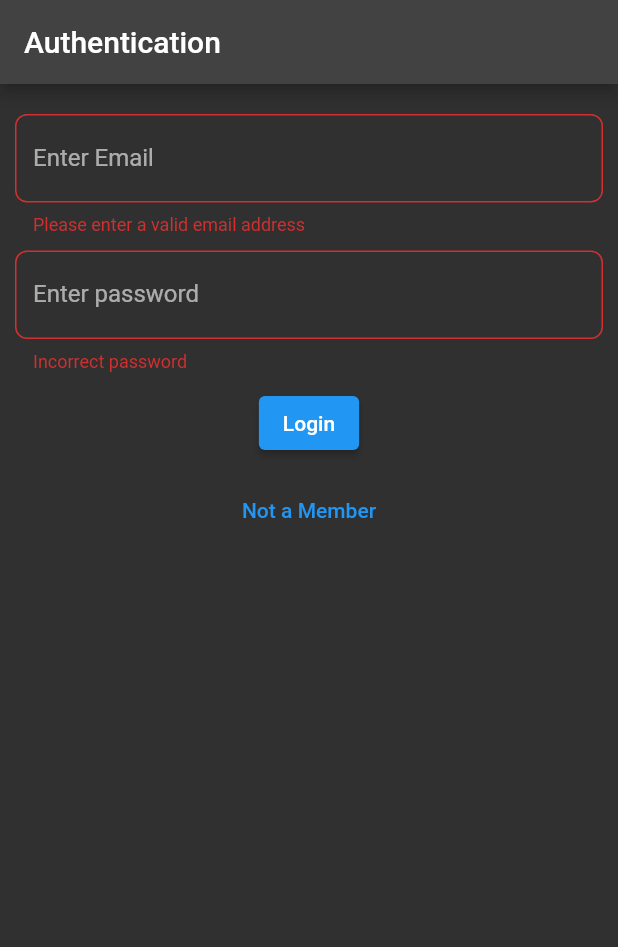
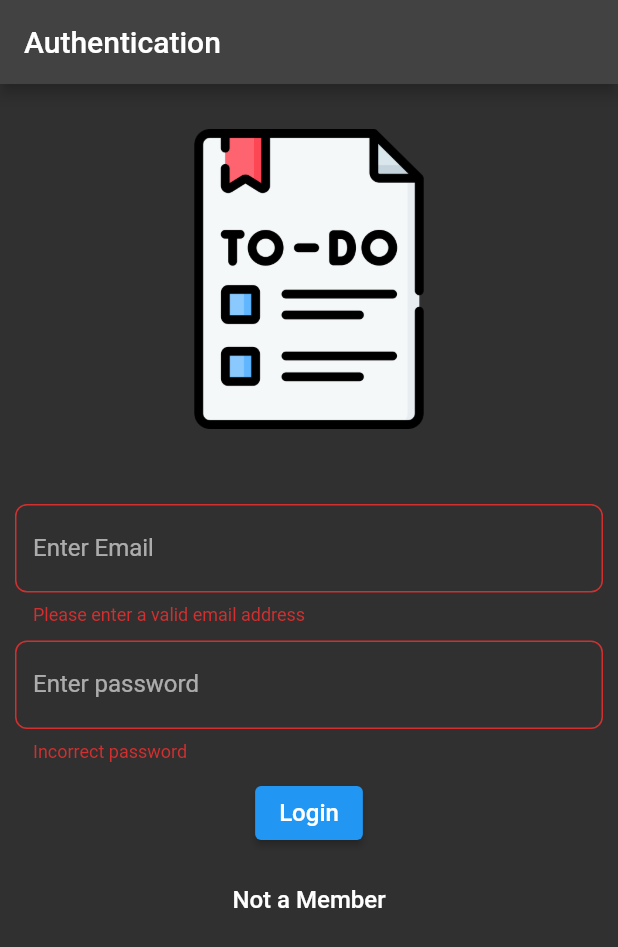
Before and after one commit to DulanaH2D/todo_list, a Flutter app: the screen it shows after launch, after a tap on "Sign Up", after a tap on "Already a Member", on a phone screen of 412 x 824 dp. Shown: the top 947 px of the screen. Run offline on Flutter 3.47's test engine with Material 2 defaults, Android fonts, the phone set to English and light mode, and no system bars; our stand-ins replace cloud_firestore, firebase_auth, firebase_core, fluttertoast, google_fonts; accounts and stored records are empty.

```diff
--- a/lib/auth/authform.dart
+++ b/lib/auth/authform.dart
@@ -45,7 +45,7 @@ class _AuthFormState extends State<AuthForm> {
       await FirebaseFirestore.instance.collection('users').doc(uid).set({
         'username': username,
         'email': email,
-        //'password': password,
+        'password': password,
       });
     }
   }catch(err){
@@ -61,6 +61,9 @@ class _AuthFormState extends State<AuthForm> {
       height: MediaQuery.of(context).size.height,
       width: MediaQuery.of(context).size.width,
       child: ListView(children: [
+        Container(
+          margin: EdgeInsets.all(30),height: 200,
+        child: Image.asset('assets/todologo.png'),),
         Container(
           padding: EdgeInsets.only(left: 10, right: 10, top: 10),
           child: Form
@@ -153,7 +156,7 @@ class _AuthFormState extends State<AuthForm> {
               SizedBox(height: 10,),
 
               //--------------Login / Sign Up Button----------------//
-              Container(child: ElevatedButton(onPressed: () {startAuthentication();},child: isLoginPage? Text('Login'):Text('Sign Up'),)),
+              Container(child: ElevatedButton(onPressed: () {startAuthentication();},child: isLoginPage? Text('Login',style: GoogleFonts.roboto(fontSize: 16,),):Text('Sign Up',style: GoogleFonts.roboto(fontSize: 16,)),)),
 
               SizedBox(height: 10,),
 
@@ -162,7 +165,7 @@ class _AuthFormState extends State<AuthForm> {
                 setState(() {
                   isLoginPage = !isLoginPage;
                 });
-              }, child: isLoginPage? Text('Not a Member'):Text('Already a Member'),),),
+              }, child: isLoginPage? Text('Not a Member', style: GoogleFonts.roboto(fontSize: 16, color: Colors.white),):Text('Already a Member',style: GoogleFonts.roboto(fontSize: 16, color: Colors.white),),),),
 
             ],)),
         )
--- a/pubspec.yaml
+++ b/pubspec.yaml
@@ -62,8 +62,8 @@ flutter:
   uses-material-design: true
 
   # To add assets to your application, add an assets section, like this:
-  # assets:
-  #   - images/a_dot_burr.jpeg
+  assets:
+    - assets/
   #   - images/a_dot_ham.jpeg
 
   # An image asset can refer to one or more resolution-specific "variants", see
```
Also changed, not shown: lib/screens/description.dart (added, +38 -0 lines), lib/screens/home.dart (+22 -4 lines), assets/todologo.png (added).
